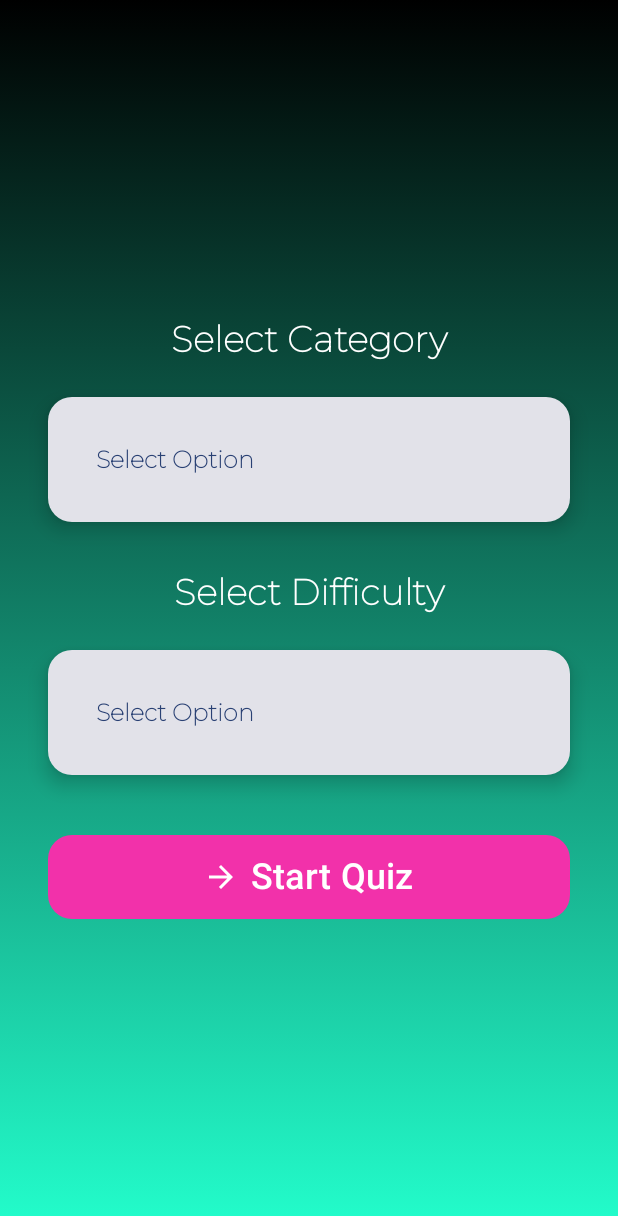
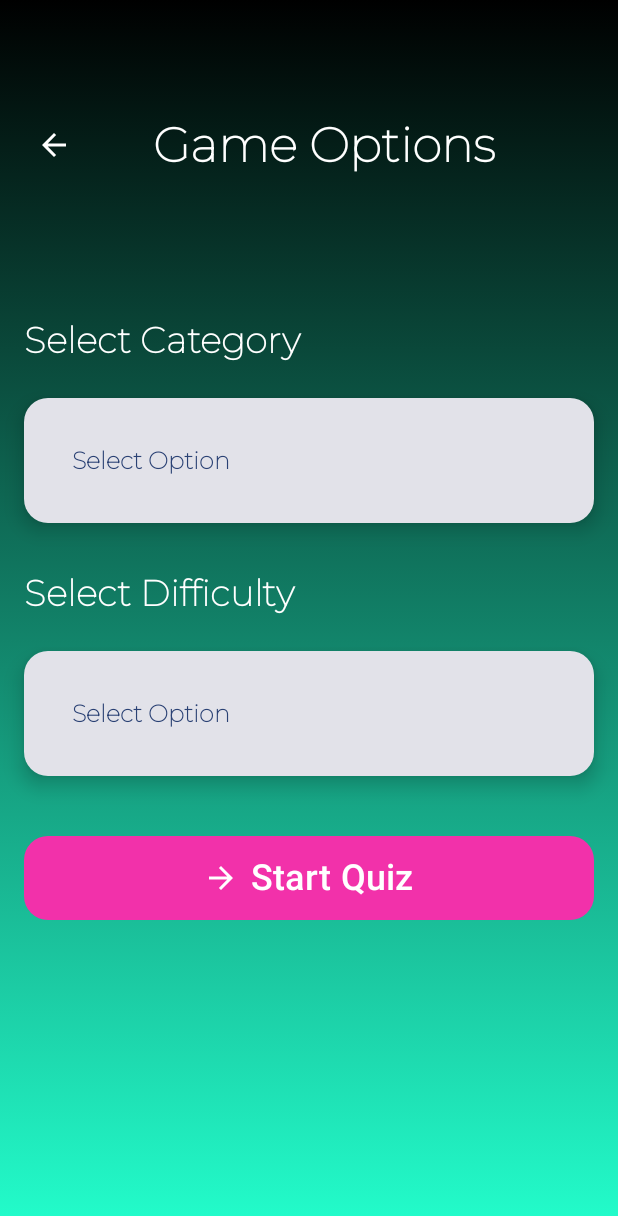
Before and after one commit to MattiaBiga200701/Trivia, an Android app built with Jetpack Compose: the PlayScreen screen opened through its navigation route, on a phone screen of 412 x 824 dp. Shown: the top 1216 px of the screen. Run offline under Robolectric (Android 15) with nearby library versions, the phone set to English and light mode, and no system bars; our stand-ins replace Room's generated code, Volley.

Commit message:
Graphic correction

```diff
--- a/app/src/main/java/com/example/trivia/screens/PreferencesScreen.kt
+++ b/app/src/main/java/com/example/trivia/screens/PreferencesScreen.kt
@@ -5,7 +5,7 @@ package com.example.trivia.screens
 import android.widget.Toast
 import androidx.compose.foundation.background
 import androidx.compose.foundation.clickable
-import androidx.compose.foundation.layout.Arrangement
+
 import androidx.compose.foundation.layout.Box
 import androidx.compose.foundation.layout.Column
 import androidx.compose.foundation.layout.Spacer
@@ -13,9 +13,11 @@ import androidx.compose.foundation.layout.fillMaxSize
 import androidx.compose.foundation.layout.fillMaxWidth
 import androidx.compose.foundation.layout.height
 import androidx.compose.foundation.layout.padding
+import androidx.compose.foundation.layout.size
 import androidx.compose.foundation.layout.width
 import androidx.compose.foundation.shape.RoundedCornerShape
 import androidx.compose.material.icons.Icons
+import androidx.compose.material.icons.automirrored.filled.ArrowBack
 import androidx.compose.material.icons.automirrored.filled.ArrowForward
 import androidx.compose.material3.Button
 import androidx.compose.material3.ButtonDefaults
@@ -24,6 +26,7 @@ import androidx.compose.material3.CardDefaults
 import androidx.compose.material3.DropdownMenu
 import androidx.compose.material3.DropdownMenuItem
 import androidx.compose.material3.Icon
+import androidx.compose.material3.IconButton
 import androidx.compose.material3.MaterialTheme
 import androidx.compose.material3.Text
 import androidx.compose.runtime.Composable
@@ -50,10 +53,13 @@ import com.example.trivia.ui.theme.MyPink
 import com.example.trivia.ui.theme.bigSpace
 import com.example.trivia.ui.theme.cornerRounding
 import com.example.trivia.ui.theme.fontSize
+import com.example.trivia.ui.theme.iconSize
+import com.example.trivia.ui.theme.mediumFontSize
 import com.example.trivia.ui.theme.mediumPadding
 import com.example.trivia.ui.theme.mediumSpace
 import com.example.trivia.ui.theme.smallPadding
 import com.example.trivia.ui.theme.microSpace
+
 import com.example.trivia.ui.theme.standardButton
 
 
@@ -74,15 +80,51 @@ fun PlayScreen(navController: NavController) {
                 )
             )
             .padding(mediumPadding),
-        contentAlignment = Alignment.Center
     ) {
-        Column(
-            modifier = Modifier
-                .fillMaxSize()
-                .padding(mediumPadding),
-            verticalArrangement = Arrangement.Center,
-            horizontalAlignment = Alignment.CenterHorizontally
-        ) {
+        //Spacer(modifier = Modifier.height(45.dp))
+
+        Column {
+
+            Spacer(modifier = Modifier.height(45.dp))
+
+            Box(
+                contentAlignment = Alignment.Center,
+                modifier = Modifier
+                    .fillMaxWidth()
+                    .padding(vertical = mediumPadding)
+
+            ) {
+
+                IconButton(
+                    onClick = { navController.navigateUp() },
+                    modifier = Modifier
+                        .align(alignment = Alignment.CenterStart)
+                        .padding(start = 4.dp)
+                        .size(iconSize)
+                ) {
+                    Icon(
+                        imageVector = Icons.AutoMirrored.Filled.ArrowBack,
+                        contentDescription = "Back to Homepage",
+                        tint = Color.White
+                    )
+                }
+
+                Text(
+                    text = context.getString(R.string.preference_screen_title),
+                    fontSize = mediumFontSize,
+                    fontWeight = FontWeight.Bold,
+                    modifier = Modifier
+                        .padding(start= 20.dp)
+                        .align(Alignment.Center),
+                    color = Color.White
+
+                )
+
+
+
+            }
+
+            Spacer(modifier = Modifier.height(80.dp))
 
             Text(
                 text = context.getString(R.string.category_string),
--- a/app/src/main/java/com/example/trivia/ui/theme/Size.kt
+++ b/app/src/main/java/com/example/trivia/ui/theme/Size.kt
@@ -28,3 +28,5 @@ val cornerRounding = 16.dp
 
 val logoSize = 260.dp
 val medalSize = 100.dp
+
+val iconSize = 32.dp
--- a/app/src/main/res/values/strings.xml
+++ b/app/src/main/res/values/strings.xml
@@ -11,6 +11,7 @@
     <string name="alert_dialog_choice_2">No</string>
 
     <!-- PreferencesScreen -->
+    <string name="preference_screen_title">Game Options</string>
     <string name="category_string">Select Category</string>
     <string name="difficulty_string">Select Difficulty</string>
     <string name="select_option_string">Select Option</string>
```
Also changed, not shown: app/src/main/java/com/example/trivia/screens/HistoryScreen.kt (+6 -5 lines), app/src/main/java/com/example/trivia/screens/SettingsScreen.kt (+28 -0 lines), 1 other file.
